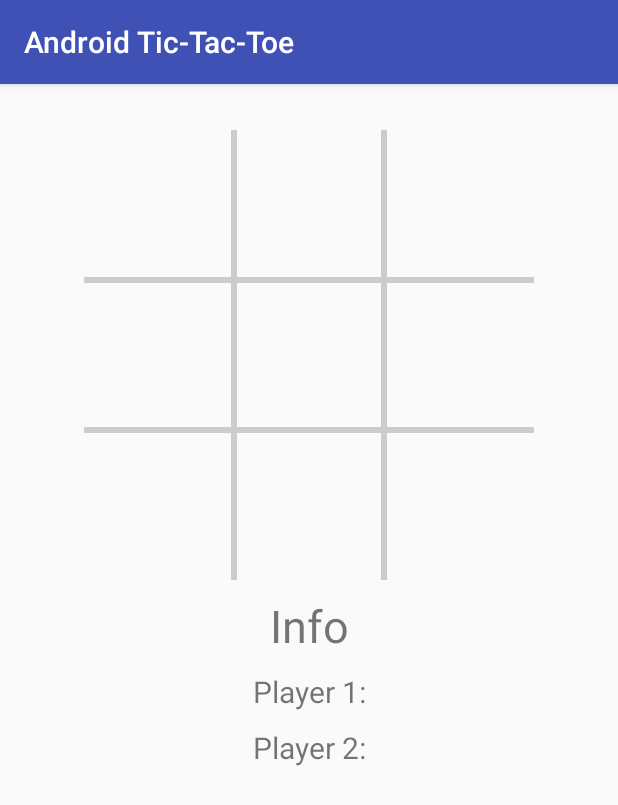
After one commit to jagarzone6/Tic-Tac-Toe, an Android app: the OnlineTicTacToeGame screen opened directly, with no data from a screen before it, on a phone screen of 412 x 824 dp. The commit adds this screen. Shown: the top 805 px of the screen. Run offline under Robolectric (Android 15) with nearby library versions, the phone set to English and light mode, and no system bars.

Commit message:
Added online TTT game activity.

```diff
--- a/app/src/main/AndroidManifest.xml
+++ b/app/src/main/AndroidManifest.xml
@@ -30,9 +30,11 @@
             android:label="Settings" />
         <activity
             android:name=".LoginActivity"
-            android:label="@string/title_activity_login"></activity>
-        <activity android:name=".Games_List_Activity"
-            android:label="Play Online"></activity>
+            android:label="@string/title_activity_login" />
+        <activity
+            android:name=".Games_List_Activity"
+            android:label="Play Online" />
+        <activity android:name=".OnlineTicTacToeGame"></activity>
     </application>
 
 </manifest>
--- a/app/src/main/java/edu/harding/tictactoe/Games_List_Activity.java
+++ b/app/src/main/java/edu/harding/tictactoe/Games_List_Activity.java
@@ -1,6 +1,7 @@
 package edu.harding.tictactoe;
 
 import android.content.Context;
+import android.content.Intent;
 import android.graphics.Color;
 import android.os.Build;
 import android.support.annotation.RequiresApi;
@@ -107,6 +108,8 @@ public class Games_List_Activity extends AppCompatActivity {
                                         view.setAlpha(1);
                                     }
                                 });
+                        startActivityForResult(new Intent(Games_List_Activity.this, OnlineTicTacToeGame.class), 0);
+
                     }
 
                 });
--- /dev/null
+++ b/app/src/main/java/edu/harding/tictactoe/OnlineTicTacToeGame.java
@@ -0,0 +1,52 @@
+package edu.harding.tictactoe;
+
+import android.content.SharedPreferences;
+import android.graphics.Color;
+import android.os.Handler;
+import android.preference.PreferenceManager;
+import android.support.v7.app.AppCompatActivity;
+import android.os.Bundle;
+import android.view.MotionEvent;
+import android.view.View;
+
+public class OnlineTicTacToeGame extends AppCompatActivity {
+    private BoardView mBoardView;
+    private TicTacToeGame mGame;
+    int pos;
+    private SharedPreferences mPrefs;
+
+    @Override
+    protected void onCreate(Bundle savedInstanceState) {
+        mGame = new TicTacToeGame();
+
+        mPrefs = PreferenceManager.getDefaultSharedPreferences(this);
+
+
+        super.onCreate(savedInstanceState);
+        setContentView(R.layout.activity_online_tic_tac_toe_game);
+        mBoardView = (BoardView) findViewById(R.id.online_board);
+        mBoardView.setGame(mGame);
+        mBoardView.setOnTouchListener(mTouchListener);
+        mBoardView.setColor(mPrefs.getInt("board_color", Color.LTGRAY));
+
+    }
+
+    // Listen for touches on the board
+    private View.OnTouchListener mTouchListener = new View.OnTouchListener() {
+        public boolean onTouch(View v, MotionEvent event) {
+
+            // Determine which cell was touched
+            int col = (int) event.getX() / mBoardView.getBoardCellWidth();
+            int row = (int) event.getY() / mBoardView.getBoardCellHeight();
+            pos = row * 3 + col;
+
+// So we aren't notified of continued events when finger is moved
+            return false;
+        }
+        public void blockBoard(){
+            for(int i = 0; i<mGame.BOARD_SIZE; i++){
+                /*mBoardButtons[i]=true;*/
+            }
+        }
+    };
+}
--- a/app/src/main/java/edu/harding/tictactoe/model/OnlineGame.java
+++ b/app/src/main/java/edu/harding/tictactoe/model/OnlineGame.java
@@ -18,6 +18,8 @@ public class OnlineGame {
     public String HUMAN_PLAYER1_ID;
     public String HUMAN_PLAYER2_ID;
 
+    public Boolean gameOver;
+
     public OnlineGame() {
         // Default constructor required for calls to DataSnapshot.getValue(User.class)
     }
@@ -27,6 +29,7 @@ public class OnlineGame {
         this.gameID = gameID;
         this.HUMAN_PLAYER1_ID = HUMAN_PLAYER1_ID;
         this.HUMAN_PLAYER2_ID = "";
+        this.gameOver = false;
         this.mBoard = Arrays.asList(OPEN_SPOT, OPEN_SPOT, OPEN_SPOT, OPEN_SPOT, OPEN_SPOT, OPEN_SPOT, OPEN_SPOT, OPEN_SPOT, OPEN_SPOT);
         Random r = new Random();
         int rn = r.nextInt((1 - 0) + 1) + 0;
--- /dev/null
+++ b/app/src/main/res/layout/activity_online_tic_tac_toe_game.xml
@@ -0,0 +1,47 @@
+<?xml version="1.0" encoding="utf-8"?>
+<LinearLayout xmlns:android="http://schemas.android.com/apk/res/android"
+    android:orientation="vertical"
+    xmlns:app="http://schemas.android.com/apk/res-auto"
+    xmlns:tools="http://schemas.android.com/tools"
+    android:layout_width="fill_parent"
+    android:layout_height="fill_parent"
+    android:gravity="center_horizontal"
+    tools:context=".OnlineTicTacToeGame"
+    android:padding="25dp">
+
+    <edu.harding.tictactoe.BoardView
+        android:id="@+id/online_board"
+        android:layout_width="300dp"
+        android:layout_height="300dp"
+        android:layout_marginTop="5dp"/>
+
+    <TextView
+        android:id="@+id/online_information"
+        android:layout_width="fill_parent"
+        android:layout_height="wrap_content"
+        android:gravity="center_horizontal"
+        android:layout_marginTop="10dp"
+        android:textSize="30dp"
+        android:text="Info"
+        />
+    <TextView
+        android:id="@+id/online_player_2"
+        android:layout_width="fill_parent"
+        android:layout_height="wrap_content"
+        android:gravity="center_horizontal"
+        android:layout_marginTop="10dp"
+        android:textSize="20dp"
+        android:text="Player 1:"
+        />
+    <TextView
+        android:id="@+id/online_player_1"
+        android:layout_width="fill_parent"
+        android:layout_height="wrap_content"
+        android:gravity="center_horizontal"
+        android:layout_marginTop="10dp"
+        android:textSize="20dp"
+        android:text="Player 2:"
+        />
+
+
+</LinearLayout>
```
